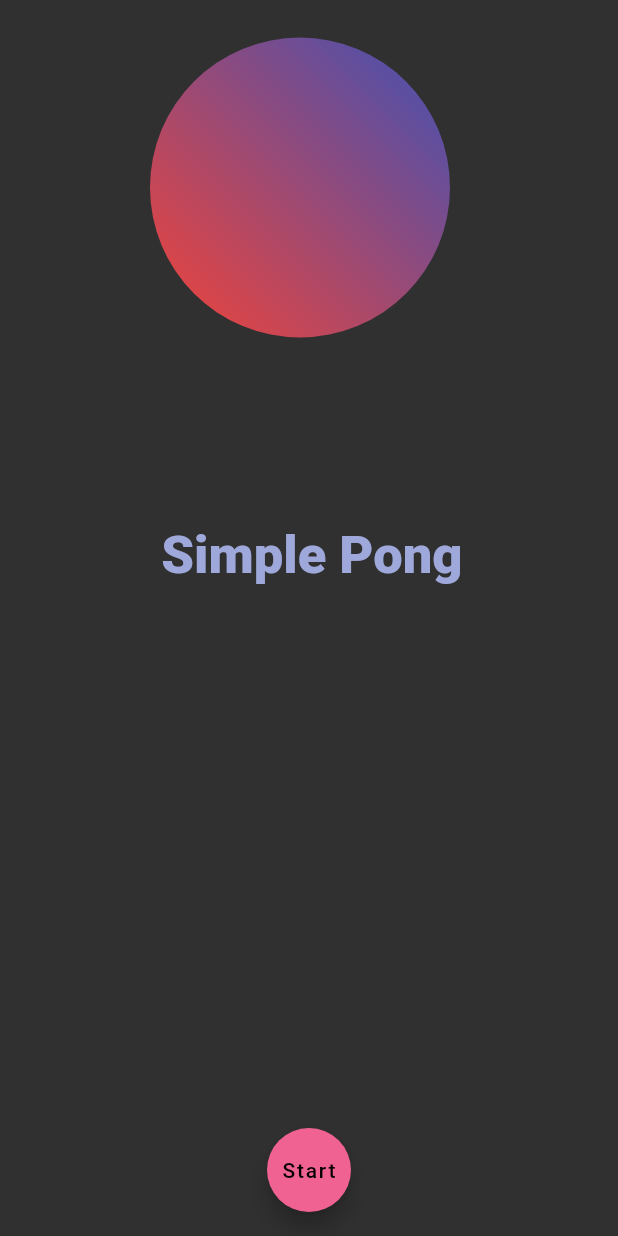
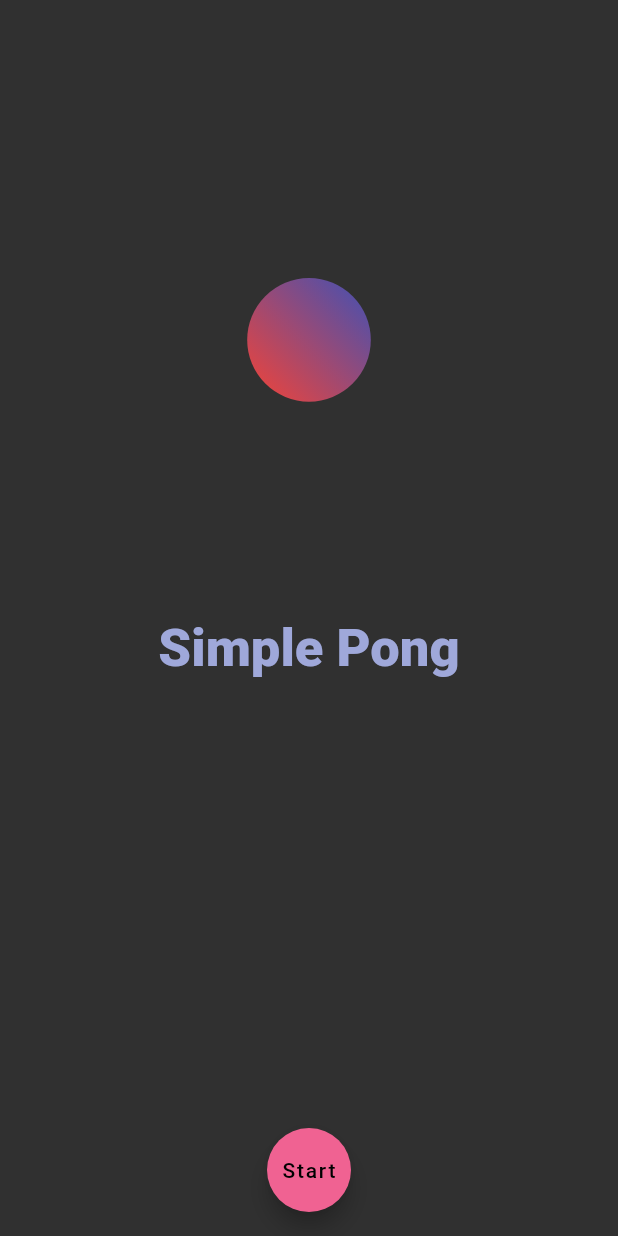
Before and after one commit to aparnapanda55/pong_game, a Flutter app: the screen it shows after launch, on a phone screen of 412 x 824 dp. Run offline on Flutter 3.47's test engine with Material 2 defaults, Android fonts, the phone set to English and light mode, and no system bars.

Commit message:
made it adaptive

```diff
--- a/lib/screen/starting_scree.dart
+++ b/lib/screen/starting_scree.dart
@@ -12,19 +12,21 @@ class _StartingScreenState extends State<StartingScreen>
     with TickerProviderStateMixin {
   late AnimationController controller = AnimationController(
     vsync: this,
-    lowerBound: 0,
-    upperBound: 100,
+    // lowerBound: 0,
+    // upperBound: 100,
     duration: const Duration(milliseconds: 800),
   );
-  late Animation<double> animation =
-      Tween(begin: 50.0, end: 300.0).animate(controller);
+  late Animation<double> animation = Tween(begin: 0.0, end: 1.0)
+      .animate(CurvedAnimation(parent: controller, curve: Curves.decelerate));
 
   @override
   void initState() {
     controller.addListener(() {
       setState(() {});
     });
+
     controller.repeat(reverse: true);
+
     // TODO: implement initState
     super.initState();
   }
@@ -32,15 +34,25 @@ class _StartingScreenState extends State<StartingScreen>
   @override
   Widget build(BuildContext context) {
     return Scaffold(
-      body: Center(
+      body: LayoutBuilder(
+        builder: (BuildContext context, BoxConstraints constraints) {
+          final bounceHeight = constraints.maxHeight * 0.5;
+          final ballSize = constraints.maxWidth * 0.2;
+          return SingleChildScrollView(
+            child: Center(
+              child: Column(
+                mainAxisAlignment: MainAxisAlignment.center,
+                children: [
+                  SizedBox(
+                    width: ballSize,
+                    height: bounceHeight,
                     child: Stack(
                       children: [
                         Positioned(
-              left: 100.0,
-              top: controller.value,
+                          bottom: animation.value * (bounceHeight - ballSize),
                           child: Container(
-                height: 200,
-                width: 200,
+                            height: ballSize,
+                            width: ballSize,
                             decoration: const BoxDecoration(
                               shape: BoxShape.circle,
                               gradient: LinearGradient(
@@ -54,19 +66,22 @@ class _StartingScreenState extends State<StartingScreen>
                             ),
                           ),
                         ),
-            Positioned(
-              top: 350.0,
-              left: 90,
-              child: Text(
-                '  Simple Pong',
+                      ],
+                    ),
+                  ),
+                  Text(
+                    'Simple Pong',
                     style: TextStyle(
                       color: Colors.indigo[200],
                       fontWeight: FontWeight.w800,
-                    fontSize: 35),
+                      fontSize: 35,
                     ),
                   ),
                 ],
               ),
+            ),
+          );
+        },
       ),
       floatingActionButtonLocation: FloatingActionButtonLocation.centerFloat,
       floatingActionButton: FloatingActionButton(
```
Lines whose indentation alone changed are shown as unchanged.
